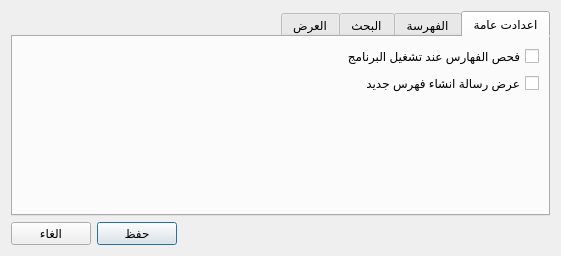
Before: the Qt Designer form src/settingsdialog.ui in boussouira/albahhet, drawn with Qt 5.
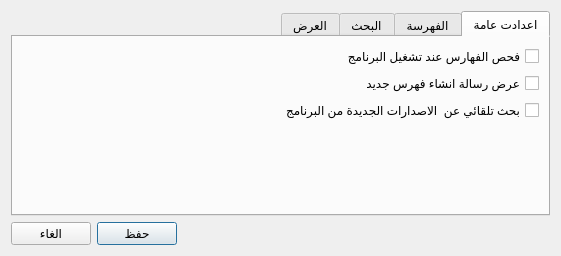
After: the same form once the commit is applied.

Commit message: Auto update check

```diff
--- a/src/settingsdialog.ui
+++ b/src/settingsdialog.ui
@@ -44,6 +44,13 @@
          </property>
         </widget>
        </item>
+       <item>
+        <widget class="QCheckBox" name="checkAutoUpdate">
+         <property name="text">
+          <string>بحث تلقائي عن  الاصدارات الجديدة من البرنامج</string>
+         </property>
+        </widget>
+       </item>
        <item>
         <spacer name="verticalSpacer">
          <property name="orientation">
```
The commit also changes 5 other files.
